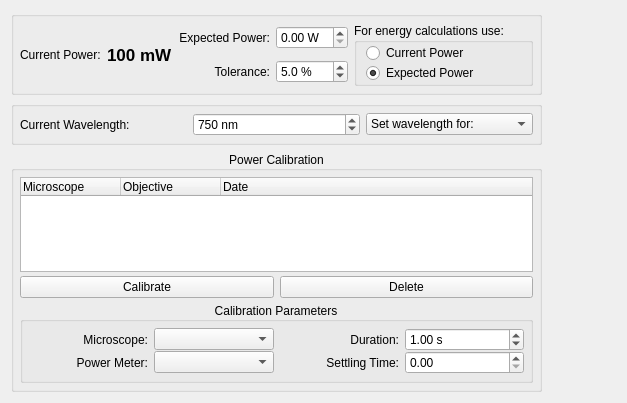
This is lib/devices/Laser/devTemplate.ui in acq4/acq4 as Qt 5 draws it before an edit. The edited form follows.
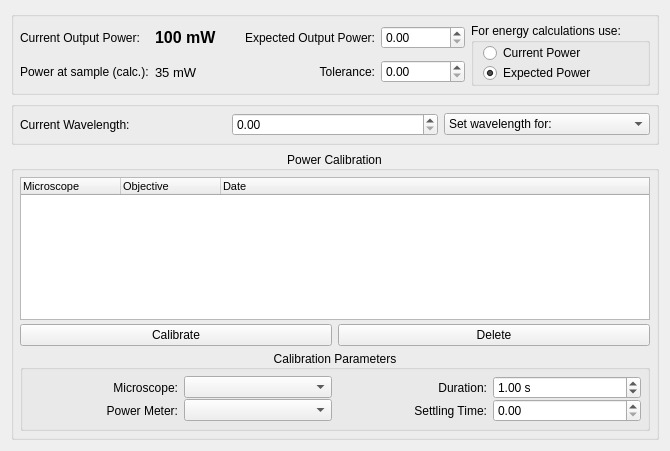
This is the edited form. Custom widgets are drawn as their Qt base class.

Diff of the .ui file:
```diff
--- a/lib/devices/Laser/devTemplate.ui
+++ b/lib/devices/Laser/devTemplate.ui
@@ -6,8 +6,8 @@
    <rect>
     <x>0</x>
     <y>0</y>
-    <width>627</width>
-    <height>403</height>
+    <width>670</width>
+    <height>451</height>
    </rect>
   </property>
   <property name="windowTitle">
@@ -23,23 +23,13 @@
       <property name="margin">
        <number>6</number>
       </property>
-      <item row="0" column="0" rowspan="2">
-       <widget class="QLabel" name="label_4">
-        <property name="sizePolicy">
-         <sizepolicy hsizetype="Fixed" vsizetype="Preferred">
-          <horstretch>0</horstretch>
-          <verstretch>0</verstretch>
-         </sizepolicy>
-        </property>
-        <property name="text">
-         <string>Current Power:</string>
-        </property>
-       </widget>
-      </item>
+      <property name="spacing">
+       <number>6</number>
+      </property>
       <item row="0" column="2">
        <widget class="QLabel" name="label_5">
         <property name="text">
-         <string>Expected Power:</string>
+         <string>Expected Output Power:</string>
         </property>
         <property name="alignment">
          <set>Qt::AlignRight|Qt::AlignTrailing|Qt::AlignVCenter</set>
@@ -48,8 +38,11 @@
       </item>
       <item row="0" column="3">
        <widget class="SpinBox" name="expectedPowerSpin">
-        <property name="suffix">
-         <string> W</string>
+        <property name="minimumSize">
+         <size>
+          <width>75</width>
+          <height>0</height>
+         </size>
         </property>
        </widget>
       </item>
@@ -65,31 +58,11 @@
       </item>
       <item row="1" column="3">
        <widget class="SpinBox" name="toleranceSpin">
-        <property name="suffix">
-         <string> %</string>
-        </property>
-        <property name="decimals">
-         <number>1</number>
-        </property>
-        <property name="minimum">
-         <double>0.100000000000000</double>
-        </property>
-        <property name="value">
-         <double>5.000000000000000</double>
-        </property>
-       </widget>
-      </item>
-      <item row="0" column="1" rowspan="2">
-       <widget class="QLabel" name="powerLabel">
-        <property name="font">
-         <font>
-          <pointsize>13</pointsize>
-          <weight>75</weight>
-          <bold>true</bold>
-         </font>
-        </property>
-        <property name="text">
-         <string>100 mW</string>
+        <property name="minimumSize">
+         <size>
+          <width>75</width>
+          <height>0</height>
+         </size>
         </property>
        </widget>
       </item>
@@ -131,6 +104,54 @@
         </layout>
        </widget>
       </item>
+      <item row="0" column="0">
+       <widget class="QLabel" name="label_4">
+        <property name="sizePolicy">
+         <sizepolicy hsizetype="Fixed" vsizetype="Preferred">
+          <horstretch>0</horstretch>
+          <verstretch>0</verstretch>
+         </sizepolicy>
+        </property>
+        <property name="text">
+         <string>Current Output Power:</string>
+        </property>
+       </widget>
+      </item>
+      <item row="0" column="1">
+       <widget class="QLabel" name="outputPowerLabel">
+        <property name="font">
+         <font>
+          <pointsize>12</pointsize>
+          <weight>75</weight>
+          <bold>true</bold>
+         </font>
+        </property>
+        <property name="text">
+         <string>100 mW</string>
+        </property>
+       </widget>
+      </item>
+      <item row="1" column="1">
+       <widget class="QLabel" name="samplePowerLabel">
+        <property name="font">
+         <font>
+          <pointsize>10</pointsize>
+          <weight>50</weight>
+          <bold>false</bold>
+         </font>
+        </property>
+        <property name="text">
+         <string>35 mW</string>
+        </property>
+       </widget>
+      </item>
+      <item row="1" column="0">
+       <widget class="QLabel" name="label_8">
+        <property name="text">
+         <string>Power at sample (calc.):</string>
+        </property>
+       </widget>
+      </item>
      </layout>
     </widget>
    </item>
@@ -143,6 +164,9 @@
       <property name="margin">
        <number>6</number>
       </property>
+      <property name="spacing">
+       <number>6</number>
+      </property>
       <item row="0" column="0">
        <widget class="QLabel" name="label_7">
         <property name="text">
@@ -153,16 +177,7 @@
       <item row="0" column="1">
        <widget class="SpinBox" name="wavelengthSpin">
         <property name="suffix">
-         <string> nm</string>
-        </property>
-        <property name="decimals">
-         <number>0</number>
-        </property>
-        <property name="maximum">
-         <double>1200.000000000000000</double>
-        </property>
-        <property name="value">
-         <double>750.000000000000000</double>
+         <string/>
         </property>
        </widget>
       </item>
@@ -198,6 +213,13 @@
       </property>
       <item row="0" column="0" colspan="2">
        <widget class="QTreeWidget" name="calibrationList">
+        <property name="font">
+         <font>
+          <pointsize>8</pointsize>
+          <weight>50</weight>
+          <bold>false</bold>
+         </font>
+        </property>
         <property name="rootIsDecorated">
          <bool>false</bool>
         </property>
@@ -250,6 +272,9 @@
          <property name="margin">
           <number>6</number>
          </property>
+         <property name="spacing">
+          <number>6</number>
+         </property>
          <item row="0" column="0">
           <layout class="QGridLayout" name="gridLayout_2">
            <property name="verticalSpacing">
@@ -332,19 +357,6 @@
      </layout>
     </widget>
    </item>
-   <item row="2" column="1">
-    <spacer name="horizontalSpacer">
-     <property name="orientation">
-      <enum>Qt::Horizontal</enum>
-     </property>
-     <property name="sizeHint" stdset="0">
-      <size>
-       <width>15</width>
-       <height>20</height>
-      </size>
-     </property>
-    </spacer>
-   </item>
   </layout>
  </widget>
  <customwidgets>
```
Left out of the diff: 4 changed lines with no effect on the pictures.
